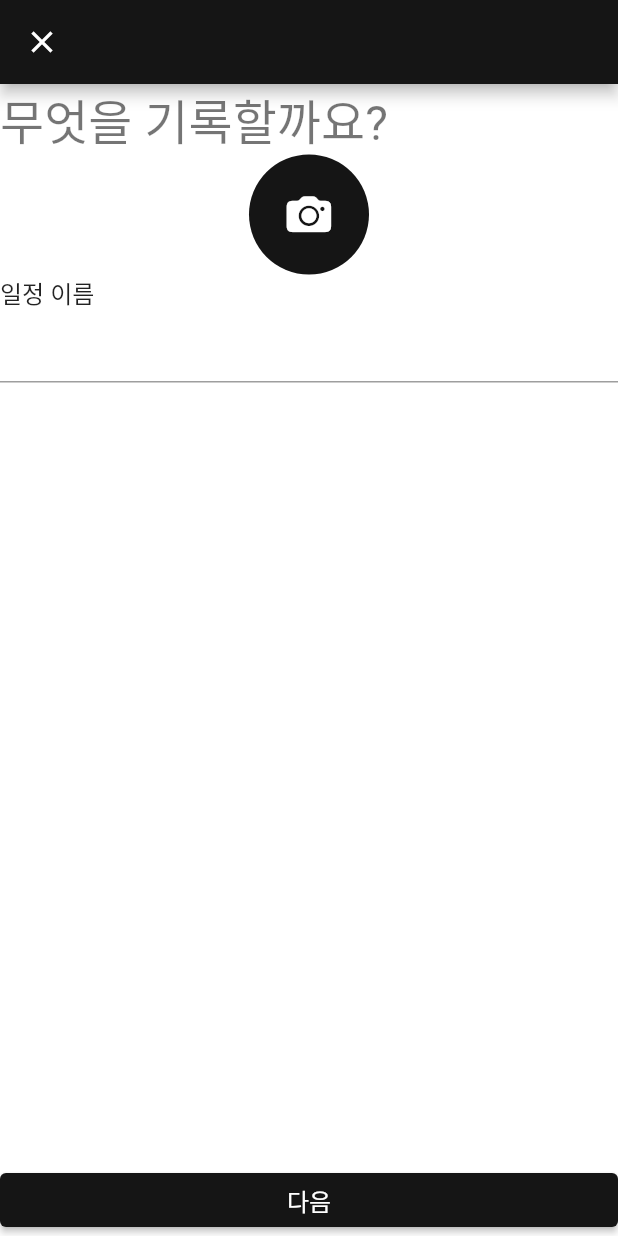
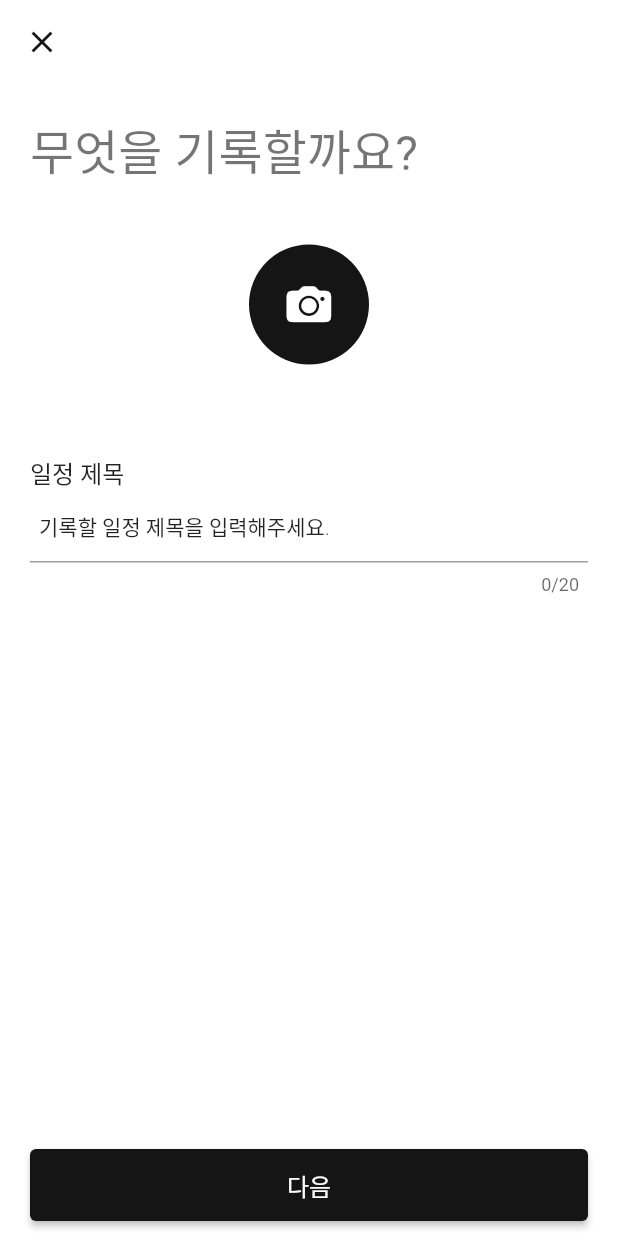
Before and after one commit to Zil-M/Flutter_calander_app, a Flutter app: the AddCalanderPage screen opened directly, on a phone screen of 412 x 824 dp. Run offline on Flutter 3.47's test engine with Material 2 defaults, Android fonts, the phone set to English and light mode, and no system bars; Roboto replaces fonts that are missing (GmarketSansTTF).

```diff
--- /dev/null
+++ b/flutter_calander_app/lib/components/constants.dart
@@ -0,0 +1,30 @@
+import 'package:flutter/material.dart';
+
+/// 20.0
+const double regularSpace = 20.0;
+
+/// 40.0
+const double largeSpace = 40.0;
+
+/// 10.0
+const double smallSpace = 10.0;
+
+/// 48.0
+const double submitButtonHeight = 48.0;
+
+/// `all`
+/// 20.0
+const EdgeInsetsGeometry pagePadding = EdgeInsets.all(20.0);
+
+/// `symmetric`
+/// horizontal: 6
+const EdgeInsetsGeometry textFieldContentPadding =
+    EdgeInsets.symmetric(horizontal: 6);
+
+/// `symmetric`
+/// horizontal: 20,
+/// vertical: 10,
+const EdgeInsetsGeometry submitButtonBoxPadding = EdgeInsets.symmetric(
+  horizontal: 20,
+  vertical: 10,
+);
--- a/flutter_calander_app/lib/components/text_theme.dart
+++ b/flutter_calander_app/lib/components/text_theme.dart
@@ -8,6 +8,7 @@ class MyTheme {
         scaffoldBackgroundColor: Colors.white,
         splashColor: Colors.white,
         textTheme: _textTheme,
+        appBarTheme: _appBarTheme,
         brightness: Brightness.light,
       );
 
@@ -18,6 +19,14 @@ class MyTheme {
         textTheme: _textTheme,
         brightness: Brightness.dark,
       );
+
+  static const AppBarTheme _appBarTheme = AppBarTheme(
+    backgroundColor: Colors.white,
+    iconTheme: IconThemeData(
+      color: MyColors.primaryColor,
+    ),
+    elevation: 0,
+  );
 
   static const TextTheme _textTheme = TextTheme(
     headline4: TextStyle(
--- a/flutter_calander_app/lib/pages/add_calander/add_calander_page.dart
+++ b/flutter_calander_app/lib/pages/add_calander/add_calander_page.dart
@@ -1,7 +1,21 @@
+import 'package:flutter_calander_app/components/constants.dart';
 import 'package:flutter/cupertino.dart';
 import 'package:flutter/material.dart';
 
-class AddCalanderPage extends StatelessWidget {
+class AddCalanderPage extends StatefulWidget {
+  @override
+  State<AddCalanderPage> createState() => _AddCalanderPageState();
+}
+
+class _AddCalanderPageState extends State<AddCalanderPage> {
+  final _nameController = TextEditingController();
+
+  @override
+  void dispose() {
+    _nameController.dispose();
+    super.dispose();
+  }
+
   @override
   Widget build(BuildContext context) {
     return Scaffold(
@@ -12,6 +26,8 @@ class AddCalanderPage extends StatelessWidget {
         onTap: () {
           FocusScope.of(context).unfocus();
         },
+        child: Padding(
+          padding: pagePadding,
           child: Column(
             crossAxisAlignment: CrossAxisAlignment.start,
             children: [
@@ -19,6 +35,7 @@ class AddCalanderPage extends StatelessWidget {
                 '무엇을 기록할까요?',
                 style: Theme.of(context).textTheme.headline4,
               ),
+              const SizedBox(height: largeSpace),
               Center(
                 child: CircleAvatar(
                   radius: 40,
@@ -32,15 +49,32 @@ class AddCalanderPage extends StatelessWidget {
                   ),
                 ),
               ),
+              const SizedBox(height: largeSpace + regularSpace),
               Text(
-              '일정 이름',
+                '일정 제목',
                 style: Theme.of(context).textTheme.subtitle1,
               ),
-            TextFormField(),
+              TextFormField(
+                controller: _nameController,
+                maxLength: 20,
+                keyboardType: TextInputType.text,
+                textInputAction: TextInputAction.done,
+                style: Theme.of(context).textTheme.bodyText1,
+                decoration: InputDecoration(
+                  hintText: '기록할 일정 제목을 입력해주세요.',
+                  hintStyle: Theme.of(context).textTheme.bodyText2,
+                  contentPadding: textFieldContentPadding,
+                ),
+              ),
             ],
           ),
         ),
+      ),
       bottomNavigationBar: SafeArea(
+        child: Padding(
+          padding: submitButtonBoxPadding,
+          child: SizedBox(
+            height: submitButtonHeight,
             child: ElevatedButton(
               onPressed: () {},
               style: ElevatedButton.styleFrom(
@@ -49,6 +83,8 @@ class AddCalanderPage extends StatelessWidget {
               child: const Text('다음'),
             ),
           ),
+        ),
+      ),
     );
   }
 }
--- a/flutter_calander_app/pubspec.yaml
+++ b/flutter_calander_app/pubspec.yaml
@@ -34,6 +34,9 @@ dependencies:
   # The following adds the Cupertino Icons font to your application.
   # Use with the CupertinoIcons class for iOS style icons.
   cupertino_icons: ^1.0.2
+
+  #get image
+  image_picker: ^0.8.4+4
 
 dev_dependencies:
   flutter_test:
```
Also changed, not shown: flutter_calander_app/pubspec.lock, 1 other file. Lines whose indentation alone changed are shown as unchanged.
